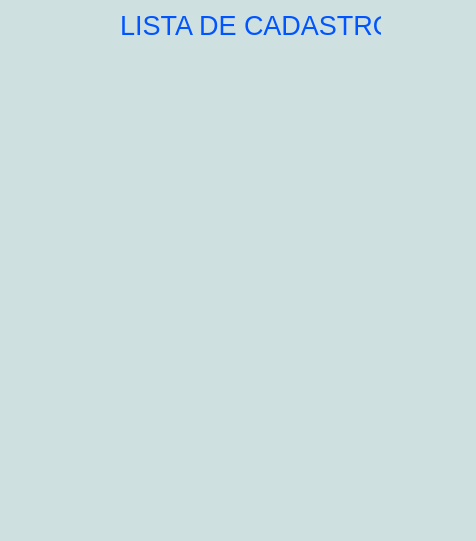
DanielRogerioRibeiro/Product-Registration-in-Python-MySQL-PART-2, file lista_de_cadastro.ui: the form before one commit.
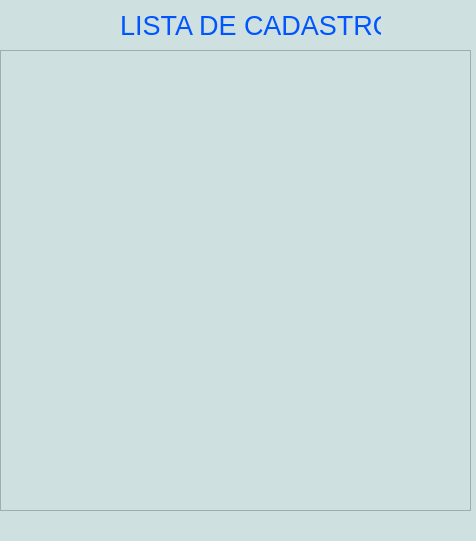
The form after the commit. Icons and pictures are not drawn.

Commit message: Creating the table on the second screen.

Patch:
```diff
--- a/lista_de_cadastro.ui
+++ b/lista_de_cadastro.ui
@@ -42,6 +42,16 @@
      <string>LISTA DE CADASTRO</string>
     </property>
    </widget>
+   <widget class="QTableWidget" name="tableWidget">
+    <property name="geometry">
+     <rect>
+      <x>0</x>
+      <y>50</y>
+      <width>471</width>
+      <height>461</height>
+     </rect>
+    </property>
+   </widget>
   </widget>
   <widget class="QMenuBar" name="menubar">
    <property name="geometry">
```
The commit also changes 1 other file.
